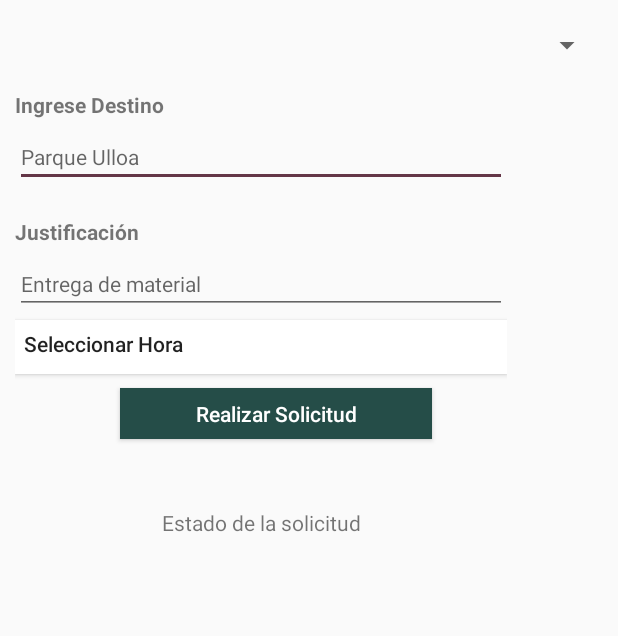
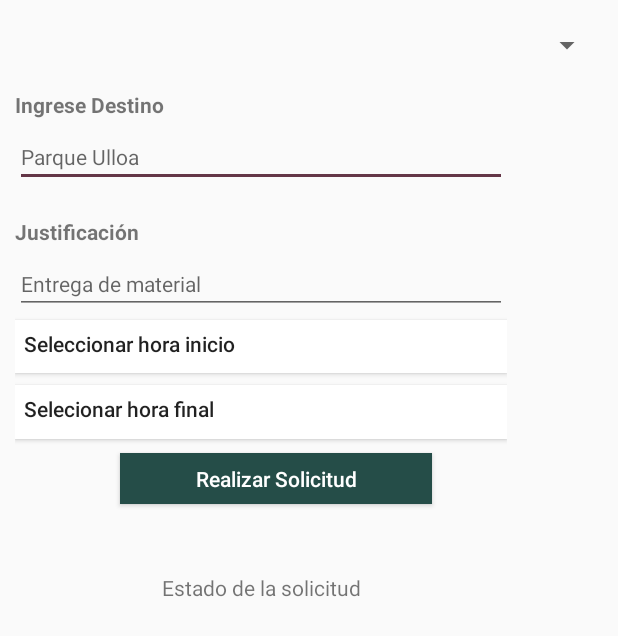
Before and after one commit to mGreco19/Vehicle_Tracker_System_App, an Android app: the layout fragment_fragment_solicitar_vhiculo.xml on its own in the app's theme, with its tools: preview values and no code run, on a phone screen of 412 x 824 dp. Shown: the top 636 px of the screen. Run offline under Robolectric (Android 15) with nearby library versions, the phone set to English and light mode, and no system bars; network calls fail.

Commit message:
se agrego un campo para la hora final

```diff
--- a/app/src/main/AndroidManifest.xml
+++ b/app/src/main/AndroidManifest.xml
@@ -6,6 +6,7 @@
     <application
         android:allowBackup="true"
         android:icon="@mipmap/ic_launcher"
+        android:usesCleartextTraffic="true"
         android:label="@string/app_name"
         android:roundIcon="@mipmap/ic_launcher_round"
         android:supportsRtl="true"
--- a/app/src/main/java/joseocampo/VehicleTrackerSystemApp/com/MainActivity.java
+++ b/app/src/main/java/joseocampo/VehicleTrackerSystemApp/com/MainActivity.java
@@ -49,7 +49,7 @@ public class MainActivity extends AppCompatActivity implements Response.Listener
     public void iniciarSesion(View view) {
 
 
-        String url = "http://192.168.0.10/vts/login.php?" + "user=" + txtUser.getText().toString()
+        String url = "http://192.168.0.10/conexionPHPBD/login.php?" + "user=" + txtUser.getText().toString()
                 + "&password=" + txtPassword.getText().toString();
         //esto hace que permita ingresar los datos con espacios, ejemplo: Didier Jose
         url.replace(" ", "%20");
--- a/app/src/main/res/layout/fragment_fragment_solicitar_vhiculo.xml
+++ b/app/src/main/res/layout/fragment_fragment_solicitar_vhiculo.xml
@@ -68,7 +68,19 @@
                 tools:targetApi="o" />
 
             <Button
-                android:id="@+id/btnSelectHour"
+                android:id="@+id/btnBeginHour"
+                android:layout_width="match_parent"
+                android:layout_height="35dp"
+                android:layout_marginTop="4dp"
+                android:layout_marginBottom="4dp"
+                android:background="@android:color/background_light"
+                android:gravity="left"
+                android:padding="6dp"
+                android:text="@string/seleccionar_hora_inicio"
+                android:textAllCaps="false" />
+
+            <Button
+                android:id="@+id/btnEndHour"
                 android:layout_width="match_parent"
                 android:layout_height="36dp"
                 android:layout_marginTop="4dp"
@@ -76,7 +88,7 @@
                 android:background="@android:color/background_light"
                 android:gravity="left"
                 android:padding="6dp"
-                android:text="@string/seleccionar_hora"
+                android:text="@string/selecionar_hora_final"
                 android:textAllCaps="false" />
 
             <Button
--- a/app/src/main/res/values/strings.xml
+++ b/app/src/main/res/values/strings.xml
@@ -22,4 +22,6 @@
     <string name="ingrese_su_contrase_a">Ingrese su contraseña</string>
     <string name="estado_de_la_solicitud">Estado de la solicitud</string>
     <string name="seleccionar_hora">Seleccionar Hora</string>
+    <string name="selecionar_hora_final">Selecionar hora final</string>
+    <string name="seleccionar_hora_inicio">Seleccionar hora inicio</string>
 </resources>
```
Also changed, not shown: app/src/main/java/joseocampo/VehicleTrackerSystemApp/com/FragmentSolicitarVhiculo.java (+38 -14 lines), 1 other file.
